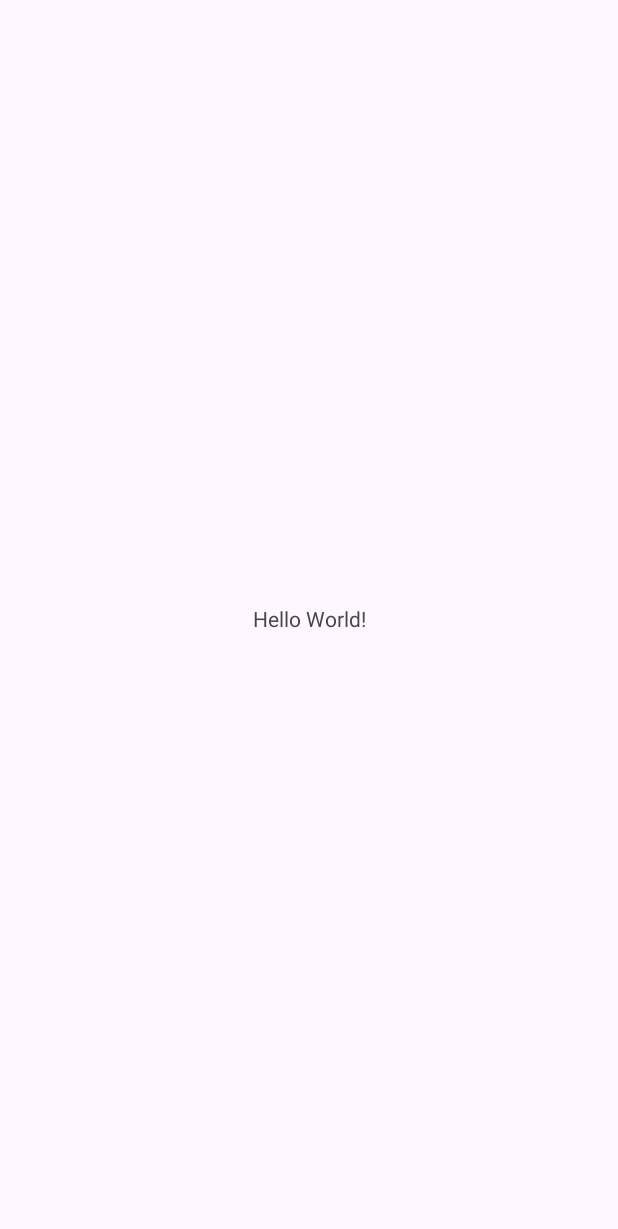
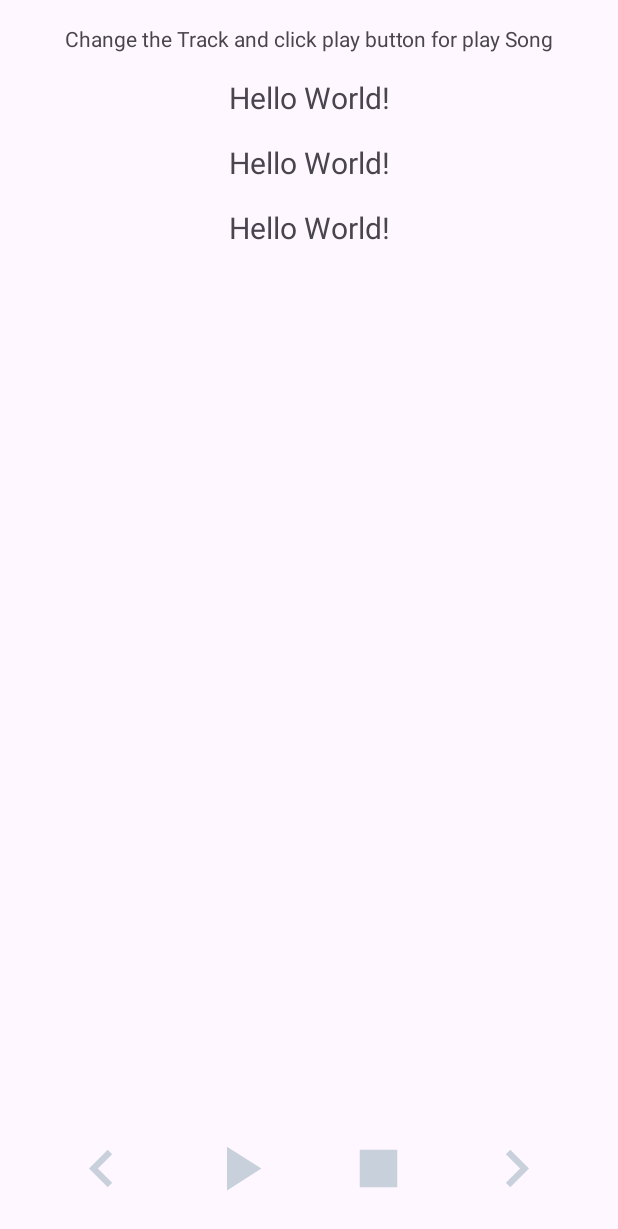
Before and after one commit to Zabalkanskiy/AstonMusicPlayer, an Android app: the screen it shows after launch (MainActivity), on a phone screen of 412 x 824 dp. Before the commit the part shown is almost empty. Shown: the top 1229 px of the screen. Run offline under Robolectric (Android 15) with nearby library versions, the phone set to English and light mode, and no system bars.

Commit message:
change activity_main.xml layout add button for play music and textView for name Song

```diff
--- a/app/src/main/res/layout/activity_main.xml
+++ b/app/src/main/res/layout/activity_main.xml
@@ -6,13 +6,104 @@
     android:layout_height="match_parent"
     tools:context=".MainActivity">
 
+
     <TextView
+        android:id="@+id/textView"
         android:layout_width="wrap_content"
         android:layout_height="wrap_content"
-        android:text="Hello World!"
-        app:layout_constraintBottom_toBottomOf="parent"
+        android:layout_marginTop="16dp"
+        android:text="@string/change_the_track"
         app:layout_constraintEnd_toEndOf="parent"
         app:layout_constraintStart_toStartOf="parent"
         app:layout_constraintTop_toTopOf="parent" />
 
+    <TextView
+        android:id="@+id/second_song_title"
+        android:layout_width="wrap_content"
+        android:layout_height="wrap_content"
+        android:layout_marginTop="16dp"
+        android:textSize="20sp"
+        android:text="@string/hello_world"
+        app:layout_constraintEnd_toEndOf="parent"
+        app:layout_constraintStart_toStartOf="parent"
+        app:layout_constraintTop_toBottomOf="@+id/first_song_title" />
+
+    <TextView
+        android:id="@+id/first_song_title"
+        android:layout_width="wrap_content"
+        android:layout_height="wrap_content"
+        android:layout_marginTop="16dp"
+        android:textSize="20sp"
+        android:text="@string/hello_world"
+        app:layout_constraintEnd_toEndOf="parent"
+        app:layout_constraintStart_toStartOf="parent"
+        app:layout_constraintTop_toBottomOf="@+id/textView" />
+
+    <TextView
+        android:id="@+id/third_song_title"
+        android:layout_width="wrap_content"
+        android:layout_height="wrap_content"
+        android:layout_marginTop="16dp"
+        android:textSize="20sp"
+        android:text="@string/hello_world"
+        app:layout_constraintEnd_toEndOf="parent"
+        app:layout_constraintStart_toStartOf="parent"
+        app:layout_constraintTop_toBottomOf="@+id/second_song_title" />
+
+    <ImageButton
+        android:id="@+id/right_arrow_button"
+        android:layout_width="50dp"
+        android:layout_height="50dp"
+        android:background="@null"
+        android:contentDescription="@string/right_arrow_button"
+        android:scaleType="fitXY"
+        android:layout_marginBottom="20dp"
+        android:src="@drawable/rigth_arrow"
+        app:layout_constraintBottom_toBottomOf="parent"
+        app:layout_constraintEnd_toEndOf="parent"
+        app:layout_constraintHorizontal_bias="0.5"
+        app:layout_constraintStart_toEndOf="@+id/stop_button" />
+
+    <ImageButton
+        android:id="@+id/left_arrow_button"
+        android:layout_width="50dp"
+        android:layout_height="50dp"
+        android:background="@null"
+        android:layout_marginBottom="20dp"
+        android:contentDescription="@string/left_arrow_button"
+        android:scaleType="fitXY"
+        android:src="@drawable/left_arrow"
+        app:layout_constraintBottom_toBottomOf="parent"
+        app:layout_constraintEnd_toStartOf="@+id/play_button"
+        app:layout_constraintHorizontal_bias="0.5"
+        app:layout_constraintStart_toStartOf="parent" />
+
+    <ImageButton
+        android:id="@+id/stop_button"
+        android:layout_width="50dp"
+        android:layout_height="50dp"
+        android:layout_marginBottom="20dp"
+        android:background="@null"
+        android:contentDescription="@string/stop_button"
+        android:scaleType="fitXY"
+        android:src="@drawable/stop_button"
+        app:layout_constraintBottom_toBottomOf="parent"
+        app:layout_constraintEnd_toStartOf="@+id/right_arrow_button"
+        app:layout_constraintHorizontal_bias="0.5"
+        app:layout_constraintStart_toEndOf="@+id/play_button" />
+
+    <ImageButton
+        android:id="@+id/play_button"
+        android:layout_width="50dp"
+        android:layout_height="50dp"
+        android:layout_marginBottom="20dp"
+        android:background="@null"
+        android:contentDescription="@string/play_button"
+        android:scaleType="fitXY"
+        android:src="@drawable/my_play_button"
+        app:layout_constraintBottom_toBottomOf="parent"
+        app:layout_constraintEnd_toStartOf="@+id/stop_button"
+        app:layout_constraintHorizontal_bias="0.5"
+        app:layout_constraintStart_toEndOf="@+id/left_arrow_button" />
+
 </androidx.constraintlayout.widget.ConstraintLayout>
--- a/app/src/main/res/values/strings.xml
+++ b/app/src/main/res/values/strings.xml
@@ -1,3 +1,9 @@
 <resources>
     <string name="app_name">AstonMusicPlayer</string>
+    <string name="hello_world">Hello World!</string>
+    <string name="play_button">play button</string>
+    <string name="right_arrow_button">right arrow button</string>
+    <string name="left_arrow_button">left arrow button</string>
+    <string name="stop_button">stop button</string>
+    <string name="change_the_track">Change the Track and click play button for play Song</string>
 </resources>
```
